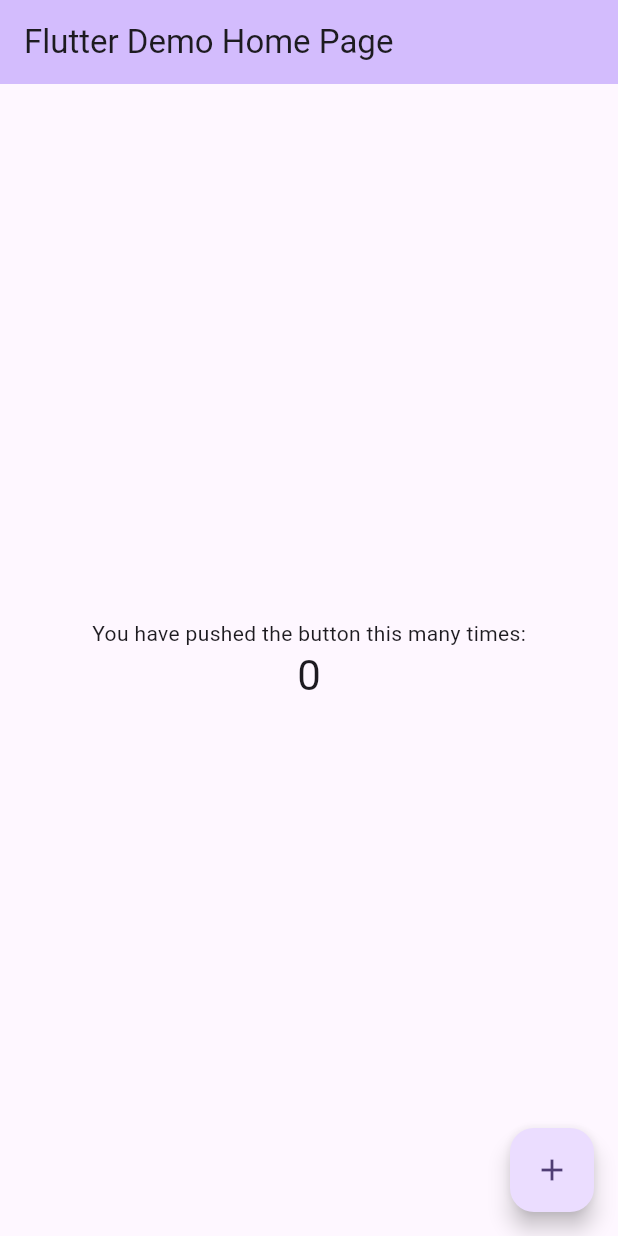
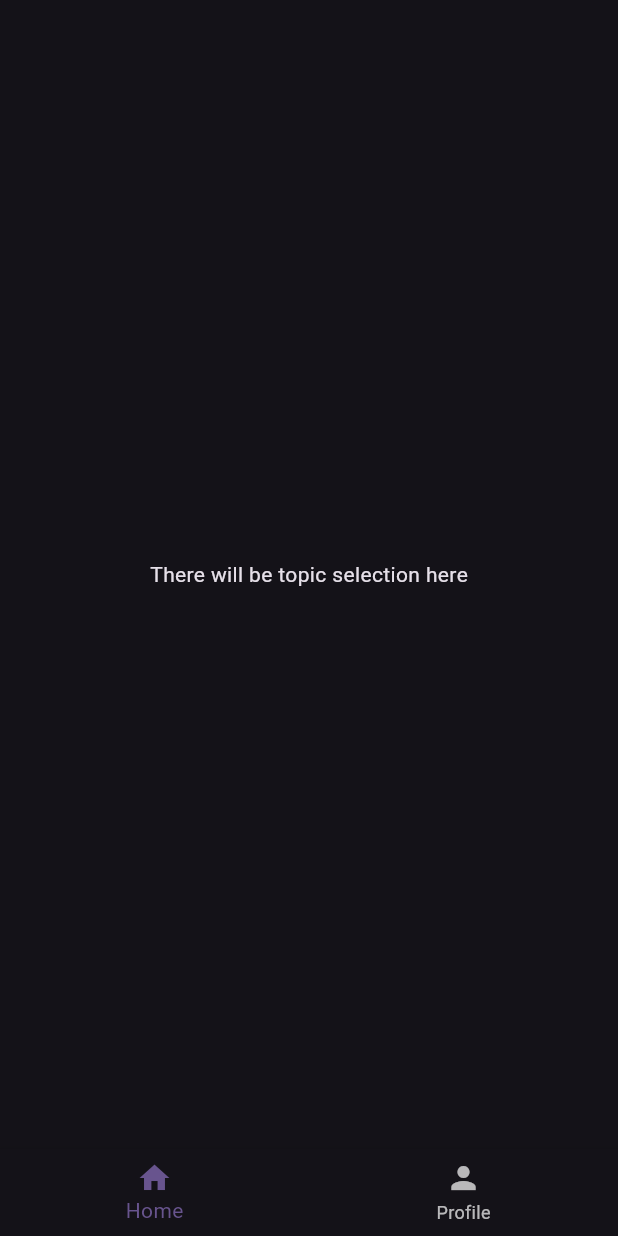
Before and after one commit to spageektti/triviology, a Flutter app: the screen it shows after launch, on a phone screen of 412 x 824 dp. Run offline on Flutter 3.47's test engine with Material 3 defaults, Android fonts, the light colour scheme and no system bars.

Commit message:
Add basic widgets

```diff
--- /dev/null
+++ b/lib/home_page.dart
@@ -0,0 +1,14 @@
+import 'package:flutter/material.dart';
+
+class HomePage extends StatelessWidget {
+  const HomePage({super.key});
+
+  @override
+  Widget build(BuildContext context) {
+    return const Scaffold(
+      body: Center(
+        child: Text('There will be topic selection here'),
+      ),
+    );
+  }
+}
--- a/lib/main.dart
+++ b/lib/main.dart
@@ -1,4 +1,5 @@
 import 'package:flutter/material.dart';
+import 'package:triviology/navigation_widget.dart';
 
 void main() {
   runApp(const MyApp());
@@ -6,120 +7,14 @@
 
 class MyApp extends StatelessWidget {
   const MyApp({super.key});
-
-  // This widget is the root of your application.
   @override
   Widget build(BuildContext context) {
     return MaterialApp(
-      title: 'Flutter Demo',
-      theme: ThemeData(
-        // This is the theme of your application.
-        //
-        // TRY THIS: Try running your application with "flutter run". You'll see
-        // the application has a purple toolbar. Then, without quitting the app,
-        // try changing the seedColor in the colorScheme below to Colors.green
-        // and then invoke "hot reload" (save your changes or press the "hot
-        // reload" button in a Flutter-supported IDE, or press "r" if you used
-        // the command line to start the app).
-        //
-        // Notice that the counter didn't reset back to zero; the application
-        // state is not lost during the reload. To reset the state, use hot
-        // restart instead.
-        //
-        // This works for code too, not just values: Most code changes can be
-        // tested with just a hot reload.
+      title: 'Triviology',
+      theme: ThemeData.dark().copyWith(
         colorScheme: ColorScheme.fromSeed(seedColor: Colors.deepPurple),
-        useMaterial3: true,
       ),
-      home: const MyHomePage(title: 'Flutter Demo Home Page'),
+      home: const NavigationWidget(),
     );
   }
 }
-
-class MyHomePage extends StatefulWidget {
-  const MyHomePage({super.key, required this.title});
-
-  // This widget is the home page of your application. It is stateful, meaning
-  // that it has a State object (defined below) that contains fields that affect
-  // how it looks.
-
-  // This class is the configuration for the state. It holds the values (in this
-  // case the title) provided by the parent (in this case the App widget) and
-  // used by the build method of the State. Fields in a Widget subclass are
-  // always marked "final".
-
-  final String title;
-
-  @override
-  State<MyHomePage> createState() => _MyHomePageState();
-}
-
-class _MyHomePageState extends State<MyHomePage> {
-  int _counter = 0;
-
-  void _incrementCounter() {
-    setState(() {
-      // This call to setState tells the Flutter framework that something has
-      // changed in this State, which causes it to rerun the build method below
-      // so that the display can reflect the updated values. If we changed
-      // _counter without calling setState(), then the build method would not be
-      // called again, and so nothing would appear to happen.
-      _counter++;
-    });
-  }
-
-  @override
-  Widget build(BuildContext context) {
-    // This method is rerun every time setState is called, for instance as done
-    // by the _incrementCounter method above.
-    //
-    // The Flutter framework has been optimized to make rerunning build methods
-    // fast, so that you can just rebuild anything that needs updating rather
-    // than having to individually change instances of widgets.
-    return Scaffold(
-      appBar: AppBar(
-        // TRY THIS: Try changing the color here to a specific color (to
-        // Colors.amber, perhaps?) and trigger a hot reload to see the AppBar
-        // change color while the other colors stay the same.
-        backgroundColor: Theme.of(context).colorScheme.inversePrimary,
-        // Here we take the value from the MyHomePage object that was created by
-        // the App.build method, and use it to set our appbar title.
-        title: Text(widget.title),
-      ),
-      body: Center(
-        // Center is a layout widget. It takes a single child and positions it
-        // in the middle of the parent.
-        child: Column(
-          // Column is also a layout widget. It takes a list of children and
-          // arranges them vertically. By default, it sizes itself to fit its
-          // children horizontally, and tries to be as tall as its parent.
-          //
-          // Column has various properties to control how it sizes itself and
-          // how it positions its children. Here we use mainAxisAlignment to
-          // center the children vertically; the main axis here is the vertical
-          // axis because Columns are vertical (the cross axis would be
-          // horizontal).
-          //
-          // TRY THIS: Invoke "debug painting" (choose the "Toggle Debug Paint"
-          // action in the IDE, or press "p" in the console), to see the
-          // wireframe for each widget.
-          mainAxisAlignment: MainAxisAlignment.center,
-          children: <Widget>[
-            const Text(
-              'You have pushed the button this many times:',
-            ),
-            Text(
-              '$_counter',
-              style: Theme.of(context).textTheme.headlineMedium,
-            ),
-          ],
-        ),
-      ),
-      floatingActionButton: FloatingActionButton(
-        onPressed: _incrementCounter,
-        tooltip: 'Increment',
-        child: const Icon(Icons.add),
-      ), // This trailing comma makes auto-formatting nicer for build methods.
-    );
-  }
-}
--- /dev/null
+++ b/lib/navigation_widget.dart
@@ -0,0 +1,48 @@
+import 'package:flutter/material.dart';
+import 'package:triviology/home_page.dart';
+import 'package:triviology/profile_page.dart';
+
+class NavigationWidget extends StatefulWidget {
+  const NavigationWidget({super.key});
+
+  @override
+  _NavigationWidgetState createState() => _NavigationWidgetState();
+}
+
+class _NavigationWidgetState extends State<NavigationWidget> {
+  int _selectedIndex = 0;
+
+  static const List<Widget> _pages = <Widget>[
+    HomePage(),
+    ProfilePage(),
+  ];
+
+  void _onItemTapped(int index) {
+    setState(() {
+      _selectedIndex = index;
+    });
+  }
+
+  @override
+  Widget build(BuildContext context) {
+    return Scaffold(
+      body: Center(
+        child: _pages.elementAt(_selectedIndex),
+      ),
+      bottomNavigationBar: BottomNavigationBar(
+        items: const <BottomNavigationBarItem>[
+          BottomNavigationBarItem(
+            icon: Icon(Icons.home),
+            label: 'Home',
+          ),
+          BottomNavigationBarItem(
+            icon: Icon(Icons.person),
+            label: 'Profile',
+          ),
+        ],
+        currentIndex: _selectedIndex,
+        onTap: _onItemTapped,
+      ),
+    );
+  }
+}
--- /dev/null
+++ b/lib/profile_page.dart
@@ -0,0 +1,14 @@
+import 'package:flutter/material.dart';
+
+class ProfilePage extends StatelessWidget {
+  const ProfilePage({super.key});
+
+  @override
+  Widget build(BuildContext context) {
+    return const Scaffold(
+      body: Center(
+        child: Text('This is the profile page'),
+      ),
+    );
+  }
+}
```
